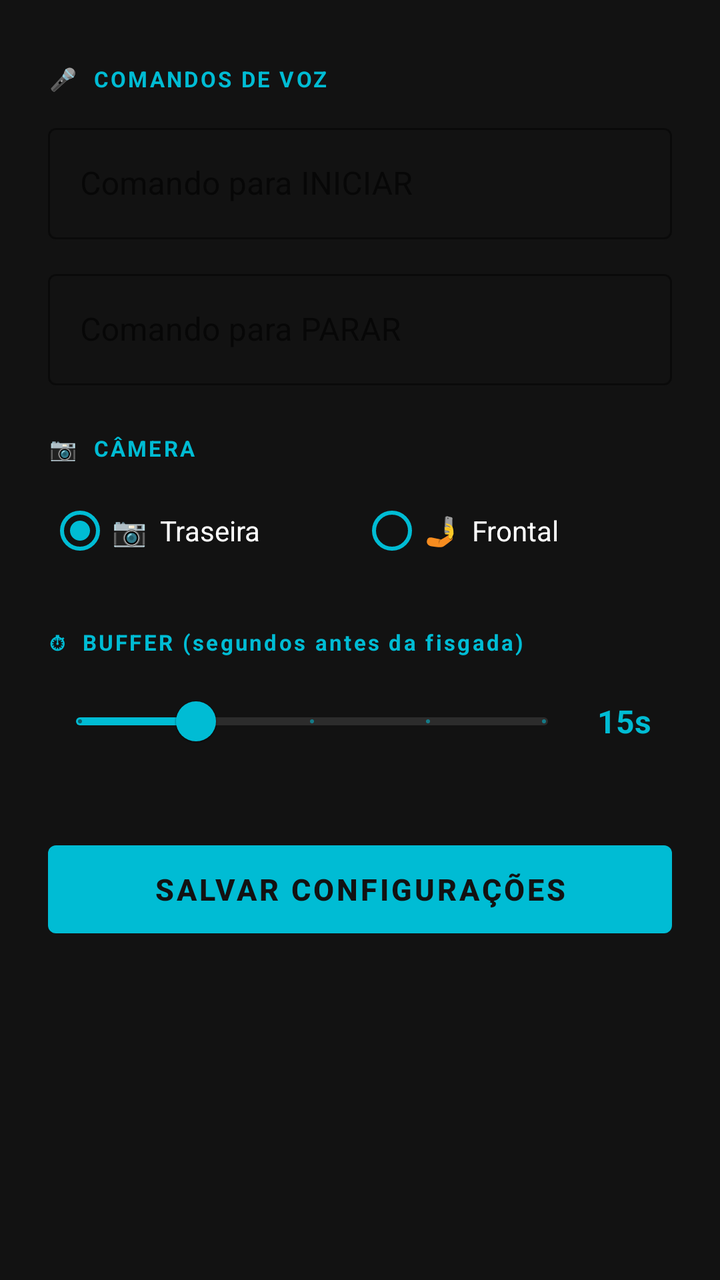
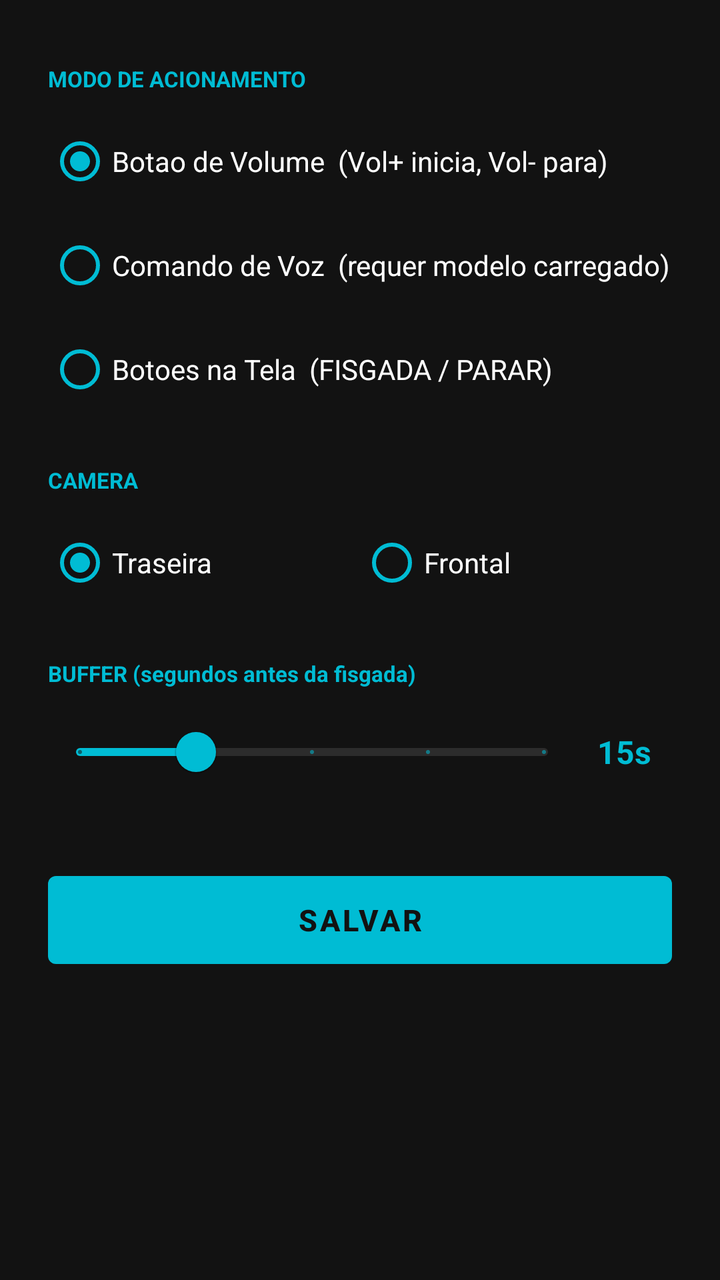

Before-and-after screenshots of an Android layout around one commit, followed by the original layout XML and the change that was made.
<!-- AndroidManifest.xml: application theme Theme.FishCam -->
<!-- res/layout/activity_settings.xml -->
<?xml version="1.0" encoding="utf-8"?>
<ScrollView xmlns:android="http://schemas.android.com/apk/res/android"
    xmlns:app="http://schemas.android.com/apk/res-auto"
    android:layout_width="match_parent"
    android:layout_height="match_parent"
    android:background="@color/bg_dark">

    <LinearLayout
        android:layout_width="match_parent"
        android:layout_height="wrap_content"
        android:orientation="vertical"
        android:padding="24dp">

        <TextView
            android:layout_width="match_parent"
            android:layout_height="wrap_content"
            android:layout_marginTop="8dp"
            android:text="🎤  COMANDOS DE VOZ"
            android:textSize="11sp"
            android:textColor="@color/teal_200"
            android:letterSpacing="0.1"
            android:textStyle="bold" />

        <com.google.android.material.textfield.TextInputLayout
            android:id="@+id/tilStartCommand"
            style="@style/Widget.MaterialComponents.TextInputLayout.OutlinedBox"
            android:layout_width="match_parent"
            android:layout_height="wrap_content"
            android:layout_marginTop="12dp"
            android:hint="Comando para INICIAR"
            app:boxStrokeColor="@color/teal_200"
            app:hintTextColor="@color/teal_200">

            <com.google.android.material.textfield.TextInputEditText
                android:id="@+id/etStartCommand"
                android:layout_width="match_parent"
                android:layout_height="wrap_content"
                android:textColor="@color/text_primary"
                android:inputType="text"
                android:maxLines="1" />
        </com.google.android.material.textfield.TextInputLayout>

        <com.google.android.material.textfield.TextInputLayout
            android:id="@+id/tilStopCommand"
            style="@style/Widget.MaterialComponents.TextInputLayout.OutlinedBox"
            android:layout_width="match_parent"
            android:layout_height="wrap_content"
            android:layout_marginTop="12dp"
            android:hint="Comando para PARAR"
            app:boxStrokeColor="@color/teal_200"
            app:hintTextColor="@color/teal_200">

            <com.google.android.material.textfield.TextInputEditText
                android:id="@+id/etStopCommand"
                android:layout_width="match_parent"
                android:layout_height="wrap_content"
                android:textColor="@color/text_primary"
                android:inputType="text"
                android:maxLines="1" />
        </com.google.android.material.textfield.TextInputLayout>

        <TextView
            android:layout_width="match_parent"
            android:layout_height="wrap_content"
            android:layout_marginTop="24dp"
            android:text="📷  CÂMERA"
            android:textSize="11sp"
            android:textColor="@color/teal_200"
            android:letterSpacing="0.1"
            android:textStyle="bold" />

        <RadioGroup
            android:id="@+id/rgCamera"
            android:layout_width="match_parent"
            android:layout_height="wrap_content"
            android:layout_marginTop="10dp"
            android:orientation="horizontal">

            <RadioButton
                android:id="@+id/rbBack"
                android:layout_width="0dp"
                android:layout_height="wrap_content"
                android:layout_weight="1"
                android:text="📷  Traseira"
                android:textColor="@color/text_primary"
                android:buttonTint="@color/teal_200"
                android:checked="true" />

            <RadioButton
                android:id="@+id/rbFront"
                android:layout_width="0dp"
                android:layout_height="wrap_content"
                android:layout_weight="1"
                android:text="🤳  Frontal"
                android:textColor="@color/text_primary"
                android:buttonTint="@color/teal_200" />

        </RadioGroup>

        <TextView
            android:layout_width="match_parent"
            android:layout_height="wrap_content"
            android:layout_marginTop="24dp"
            android:text="⏱  BUFFER (segundos antes da fisgada)"
            android:textSize="11sp"
            android:textColor="@color/teal_200"
            android:letterSpacing="0.1"
            android:textStyle="bold" />

        <LinearLayout
            android:layout_width="match_parent"
            android:layout_height="wrap_content"
            android:orientation="horizontal"
            android:gravity="center_vertical"
            android:layout_marginTop="8dp">

            <com.google.android.material.slider.Slider
                android:id="@+id/sliderBuffer"
                android:layout_width="0dp"
                android:layout_height="wrap_content"
                android:layout_weight="1"
                android:valueFrom="10"
                android:valueTo="30"
                android:stepSize="5"
                android:value="15"
                app:thumbColor="@color/teal_200"
                app:trackColorActive="@color/teal_200"
                app:trackColorInactive="@color/divider" />

            <TextView
                android:id="@+id/tvBufferValue"
                android:layout_width="48dp"
                android:layout_height="wrap_content"
                android:text="15s"
                android:textSize="16sp"
                android:textStyle="bold"
                android:textColor="@color/teal_200"
                android:gravity="center" />

        </LinearLayout>

        <com.google.android.material.button.MaterialButton
            android:id="@+id/btnSave"
            android:layout_width="match_parent"
            android:layout_height="56dp"
            android:layout_marginTop="32dp"
            android:text="SALVAR CONFIGURAÇÕES"
            android:textSize="15sp"
            android:textStyle="bold"
            app:backgroundTint="@color/teal_200"
            android:textColor="@color/bg_dark" />

    </LinearLayout>
</ScrollView>
<!-- resources referenced by this layout -->
<resources>
  <color name="bg_dark">#FF121212</color>
  <color name="divider">#FF2C2C2C</color>
  <color name="teal_200">#FF00BCD4</color>
  <color name="text_primary">#FFFFFFFF</color>
  <style name="Theme.FishCam" parent="Theme.MaterialComponents.DayNight.NoActionBar">
          <item name="colorPrimary">@color/teal_200</item>
          <item name="colorPrimaryVariant">@color/teal_700</item>
          <item name="colorOnPrimary">@color/bg_dark</item>
          <item name="colorSurface">@color/surface</item>
          <item name="android:colorBackground">@color/bg_dark</item>
          <item name="colorOnBackground">@color/text_primary</item>
          <item name="android:windowBackground">@color/bg_dark</item>
          <item name="android:statusBarColor">@color/bg_dark</item>
          <item name="android:navigationBarColor">@color/bg_dark</item>
      </style>
  <color name="teal_700">#FF0097A7</color>
  <color name="surface">#FF1E1E1E</color>
</resources>

<!-- the commit's change to res/layout/activity_settings.xml (unified diff, before → after) -->
@@ -15,11 +15,46 @@
             android:layout_width="match_parent"
             android:layout_height="wrap_content"
             android:layout_marginTop="8dp"
-            android:text="🎤  COMANDOS DE VOZ"
+            android:text="MODO DE ACIONAMENTO"
             android:textSize="11sp"
             android:textColor="@color/teal_200"
-            android:letterSpacing="0.1"
             android:textStyle="bold" />
+
+        <RadioGroup
+            android:id="@+id/rgTrigger"
+            android:layout_width="match_parent"
+            android:layout_height="wrap_content"
+            android:layout_marginTop="10dp"
+            android:orientation="vertical">
+
+            <RadioButton
+                android:id="@+id/rbVolume"
+                android:layout_width="match_parent"
+                android:layout_height="wrap_content"
+                android:layout_marginBottom="4dp"
+                android:text="Botao de Volume  (Vol+ inicia, Vol- para)"
+                android:textColor="@color/text_primary"
+                android:buttonTint="@color/teal_200"
+                android:checked="true" />
+
+            <RadioButton
+                android:id="@+id/rbVoice"
+                android:layout_width="match_parent"
+                android:layout_height="wrap_content"
+                android:layout_marginBottom="4dp"
+                android:text="Comando de Voz  (requer modelo carregado)"
+                android:textColor="@color/text_primary"
+                android:buttonTint="@color/teal_200" />
+
+            <RadioButton
+                android:id="@+id/rbButtons"
+                android:layout_width="match_parent"
+                android:layout_height="wrap_content"
+                android:text="Botoes na Tela  (FISGADA / PARAR)"
+                android:textColor="@color/text_primary"
+                android:buttonTint="@color/teal_200" />
+
+        </RadioGroup>
 
         <com.google.android.material.textfield.TextInputLayout
             android:id="@+id/tilStartCommand"
@@ -28,9 +63,9 @@
             android:layout_height="wrap_content"
             android:layout_marginTop="12dp"
             android:hint="Comando para INICIAR"
+            android:visibility="gone"
             app:boxStrokeColor="@color/teal_200"
             app:hintTextColor="@color/teal_200">
-
             <com.google.android.material.textfield.TextInputEditText
                 android:id="@+id/etStartCommand"
                 android:layout_width="match_parent"
@@ -47,9 +82,9 @@
             android:layout_height="wrap_content"
             android:layout_marginTop="12dp"
             android:hint="Comando para PARAR"
+            android:visibility="gone"
             app:boxStrokeColor="@color/teal_200"
             app:hintTextColor="@color/teal_200">
-
             <com.google.android.material.textfield.TextInputEditText
                 android:id="@+id/etStopCommand"
                 android:layout_width="match_parent"
@@ -63,10 +98,9 @@
             android:layout_width="match_parent"
             android:layout_height="wrap_content"
             android:layout_marginTop="24dp"
-            android:text="📷  CÂMERA"
+            android:text="CAMERA"
             android:textSize="11sp"
             android:textColor="@color/teal_200"
-            android:letterSpacing="0.1"
             android:textStyle="bold" />
 
         <RadioGroup
@@ -75,36 +109,32 @@
             android:layout_height="wrap_content"
             android:layout_marginTop="10dp"
             android:orientation="horizontal">
-
             <RadioButton
                 android:id="@+id/rbBack"
                 android:layout_width="0dp"
                 android:layout_height="wrap_content"
                 android:layout_weight="1"
-                android:text="📷  Traseira"
+                android:text="Traseira"
                 android:textColor="@color/text_primary"
                 android:buttonTint="@color/teal_200"
                 android:checked="true" />
-
             <RadioButton
                 android:id="@+id/rbFront"
                 android:layout_width="0dp"
                 android:layout_height="wrap_content"
                 android:layout_weight="1"
-                android:text="🤳  Frontal"
+                android:text="Frontal"
                 android:textColor="@color/text_primary"
                 android:buttonTint="@color/teal_200" />
-
         </RadioGroup>
 
         <TextView
             android:layout_width="match_parent"
             android:layout_height="wrap_content"
             android:layout_marginTop="24dp"
-            android:text="⏱  BUFFER (segundos antes da fisgada)"
+            android:text="BUFFER (segundos antes da fisgada)"
             android:textSize="11sp"
             android:textColor="@color/teal_200"
-            android:letterSpacing="0.1"
             android:textStyle="bold" />
 
         <LinearLayout
@@ -113,7 +143,6 @@
             android:orientation="horizontal"
             android:gravity="center_vertical"
             android:layout_marginTop="8dp">
-
             <com.google.android.material.slider.Slider
                 android:id="@+id/sliderBuffer"
                 android:layout_width="0dp"
@@ -126,7 +155,6 @@
                 app:thumbColor="@color/teal_200"
                 app:trackColorActive="@color/teal_200"
                 app:trackColorInactive="@color/divider" />
-
             <TextView
                 android:id="@+id/tvBufferValue"
                 android:layout_width="48dp"
@@ -136,7 +164,6 @@
                 android:textStyle="bold"
                 android:textColor="@color/teal_200"
                 android:gravity="center" />
-
         </LinearLayout>
 
         <com.google.android.material.button.MaterialButton
@@ -144,7 +171,7 @@
             android:layout_width="match_parent"
             android:layout_height="56dp"
             android:layout_marginTop="32dp"
-            android:text="SALVAR CONFIGURAÇÕES"
+            android:text="SALVAR"
             android:textSize="15sp"
             android:textStyle="bold"
             app:backgroundTint="@color/teal_200"
